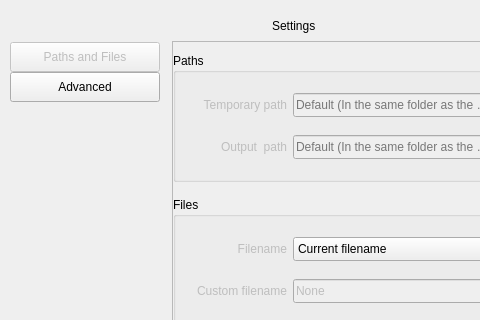
The window that app/settings.ui (CineEncoder/cine-encoder) describes before a commit, drawn with Qt 5; both pictures show x 0 to 480 and y 0 to 320 of the 587 by 609 pixel window.
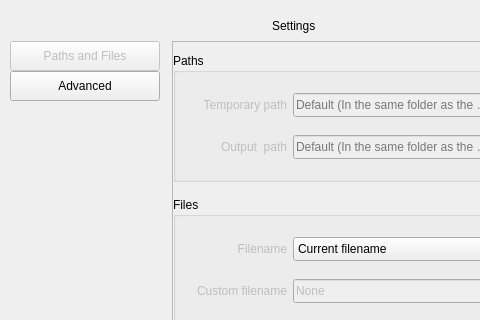
The same window after the commit. Icons and pictures are not drawn.

The edit to the form file:
```diff
--- a/app/settings.ui
+++ b/app/settings.ui
@@ -156,7 +156,7 @@
                <number>0</number>
               </property>
               <property name="topMargin">
-               <number>1</number>
+               <number>0</number>
               </property>
               <item>
                <widget class="QPushButton" name="buttonTab_1">
```
